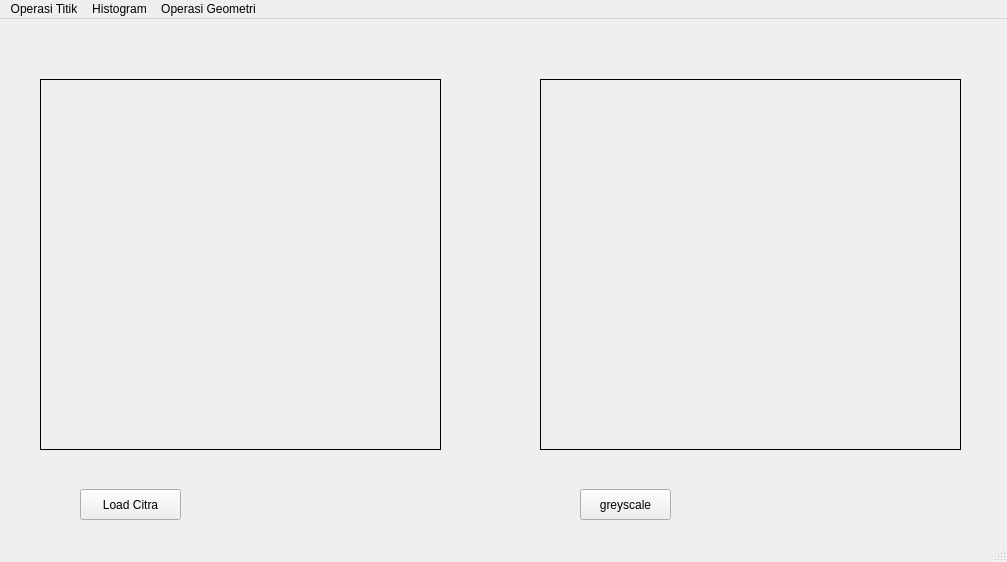
RedSafir/PCD, file pertemuan-2/GUI.ui: the form before one commit.
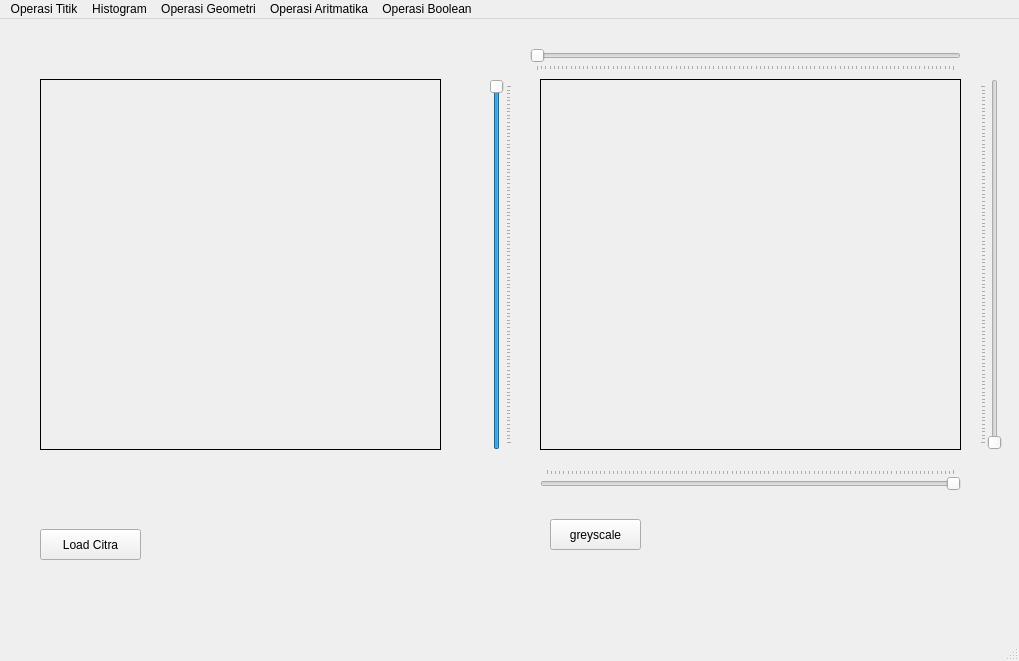
The form after the commit.

Commit message: menyelesaikan pertemuan 2

What changed in the file:
```diff
--- a/pertemuan-2/GUI.ui
+++ b/pertemuan-2/GUI.ui
@@ -6,8 +6,8 @@
    <rect>
     <x>0</x>
     <y>0</y>
-    <width>1007</width>
-    <height>562</height>
+    <width>1019</width>
+    <height>661</height>
    </rect>
   </property>
   <property name="windowTitle">
@@ -17,8 +17,8 @@
    <widget class="QPushButton" name="button_loadCitra">
     <property name="geometry">
      <rect>
-      <x>80</x>
-      <y>470</y>
+      <x>40</x>
+      <y>510</y>
       <width>101</width>
       <height>31</height>
      </rect>
@@ -46,8 +46,8 @@
    <widget class="QPushButton" name="button_prosesCitra">
     <property name="geometry">
      <rect>
-      <x>580</x>
-      <y>470</y>
+      <x>550</x>
+      <y>500</y>
       <width>91</width>
       <height>31</height>
      </rect>
@@ -72,14 +72,96 @@
      <string/>
     </property>
    </widget>
+   <widget class="QSlider" name="crop_atas_horizontal">
+    <property name="geometry">
+     <rect>
+      <x>530</x>
+      <y>30</y>
+      <width>431</width>
+      <height>22</height>
+     </rect>
+    </property>
+    <property name="layoutDirection">
+     <enum>Qt::LeftToRight</enum>
+    </property>
+    <property name="orientation">
+     <enum>Qt::Horizontal</enum>
+    </property>
+    <property name="tickPosition">
+     <enum>QSlider::TicksBelow</enum>
+    </property>
+   </widget>
+   <widget class="QSlider" name="crop_atas_vertical">
+    <property name="geometry">
+     <rect>
+      <x>490</x>
+      <y>60</y>
+      <width>22</width>
+      <height>371</height>
+     </rect>
+    </property>
+    <property name="layoutDirection">
+     <enum>Qt::LeftToRight</enum>
+    </property>
+    <property name="value">
+     <number>99</number>
+    </property>
+    <property name="sliderPosition">
+     <number>99</number>
+    </property>
+    <property name="orientation">
+     <enum>Qt::Vertical</enum>
+    </property>
+    <property name="tickPosition">
+     <enum>QSlider::TicksBelow</enum>
+    </property>
+   </widget>
+   <widget class="QSlider" name="crop_bawah_horizontal">
+    <property name="geometry">
+     <rect>
+      <x>540</x>
+      <y>450</y>
+      <width>421</width>
+      <height>22</height>
+     </rect>
+    </property>
+    <property name="layoutDirection">
+     <enum>Qt::RightToLeft</enum>
+    </property>
+    <property name="value">
+     <number>0</number>
+    </property>
+    <property name="orientation">
+     <enum>Qt::Horizontal</enum>
+    </property>
+    <property name="tickPosition">
+     <enum>QSlider::TicksAbove</enum>
+    </property>
+   </widget>
+   <widget class="QSlider" name="crop_bawah_vertical">
+    <property name="geometry">
+     <rect>
+      <x>980</x>
+      <y>60</y>
+      <width>22</width>
+      <height>371</height>
+     </rect>
+    </property>
+    <property name="orientation">
+     <enum>Qt::Vertical</enum>
+    </property>
+    <property name="tickPosition">
+     <enum>QSlider::TicksAbove</enum>
+    </property>
+   </widget>
   </widget>
   <widget class="QMenuBar" name="menubar">
    <property name="geometry">
     <rect>
      <x>0</x>
      <y>0</y>
-     <width>1007</width>
-     <height>22</height>
+     <width>1019</width>
+     <height>26</height>
     </rect>
    </property>
    <widget class="QMenu" name="menuOperasi_Titik">
@@ -105,10 +187,33 @@
      <string>Operasi Geometri</string>
     </property>
     <addaction name="actionTranslasi"/>
+    <addaction name="menuRotasi"/>
+    <addaction name="menuZoom_Out"/>
+    <addaction name="menuZoom_In"/>
+    <addaction name="actionCrop"/>
+   </widget>
+   <widget class="QMenu" name="menuAritmatika">
+    <property name="title">
+     <string>Operasi Aritmatika</string>
+    </property>
+    <addaction name="actionPertambahan_2"/>
+    <addaction name="actionPengurangan"/>
+    <addaction name="actionPerkalian"/>
+    <addaction name="actionPembagian"/>
+   </widget>
+   <widget class="QMenu" name="menuBoolean">
+    <property name="title">
+     <string>Operasi Boolean</string>
+    </property>
+    <addaction name="actionAND"/>
+    <addaction name="actionOR"/>
+    <addaction name="actionXOR"/>
    </widget>
    <addaction name="menuOperasi_Titik"/>
    <addaction name="menuHistogram"/>
    <addaction name="menuOperasi_Geometri"/>
+   <addaction name="menuAritmatika"/>
+   <addaction name="menuBoolean"/>
   </widget>
   <widget class="QStatusBar" name="statusbar"/>
   <action name="actionOperasi_pencerahan">
```
Left out of the diff: 126 changed lines with no effect on the pictures. The commit also changes 2 other files.
